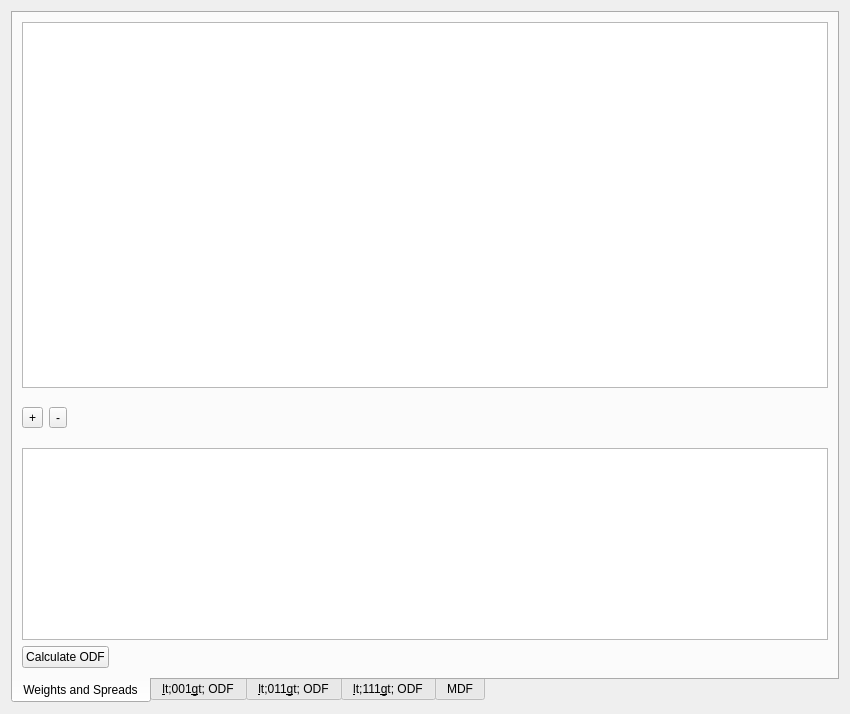
BlueQuartzSoftware/DREAM3D, file Source/StatsGenerator/UI_Files/StatsGenODFWidget.ui: the form before one commit.
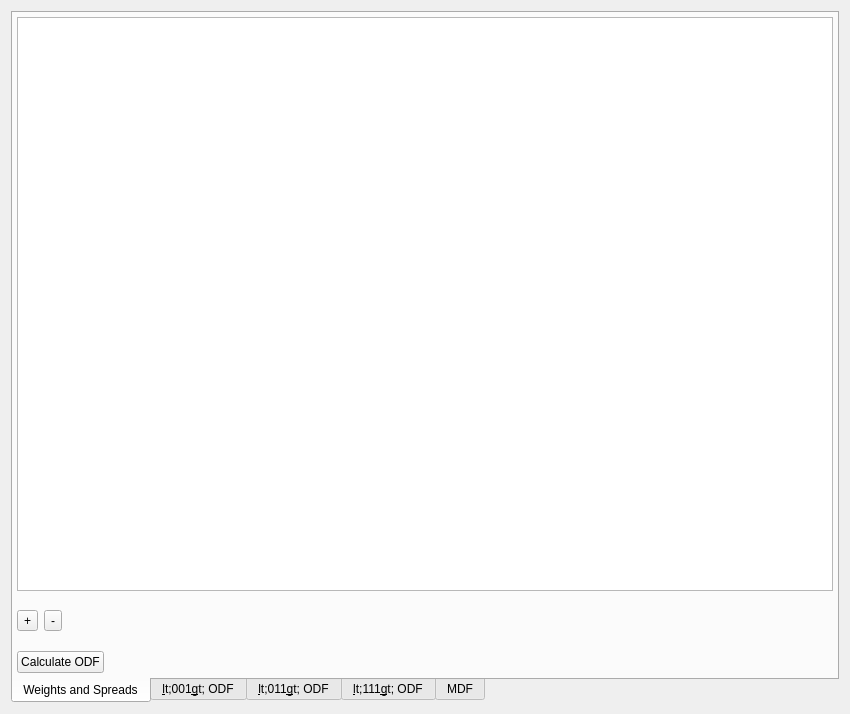
The form after the commit. Custom widgets are drawn as their Qt base class.

Commit message: Updated ODF table model and item delegate for new columns. Updated StatsGenODFWidget to use those new APIs. Updated TextureDialog to be able to get the euler, weight and sigma values after the dialog has been dismissed. Values are now pulled from the TextureDialog and placed into a new row in the ODF table which is also editable.

Patch:
```diff
--- a/Source/StatsGenerator/UI_Files/StatsGenODFWidget.ui
+++ b/Source/StatsGenerator/UI_Files/StatsGenODFWidget.ui
@@ -27,6 +27,12 @@
        <string>Weights and Spreads</string>
       </attribute>
       <layout class="QGridLayout" name="gridLayout">
+       <property name="margin">
+        <number>4</number>
+       </property>
+       <property name="spacing">
+        <number>6</number>
+       </property>
        <item row="0" column="0">
         <widget class="QTableView" name="m_TableView_2">
          <property name="sizePolicy">
@@ -77,7 +83,7 @@
          </item>
         </layout>
        </item>
-       <item row="3" column="0">
+       <item row="2" column="0">
         <layout class="QHBoxLayout" name="horizontalLayout">
          <item>
           <widget class="QPushButton" name="m_CalculateODFBtn">
@@ -101,16 +107,6 @@
          </item>
         </layout>
        </item>
-       <item row="2" column="0">
-        <widget class="QTableView" name="m_TableView">
-         <property name="sizePolicy">
-          <sizepolicy hsizetype="Minimum" vsizetype="Minimum">
-           <horstretch>0</horstretch>
-           <verstretch>0</verstretch>
-          </sizepolicy>
-         </property>
-        </widget>
-       </item>
       </layout>
      </widget>
      <widget class="QWidget" name="tab_2">
```
Left out of the diff: 2 changed lines with no effect on the pictures. The commit also changes 11 other files.
